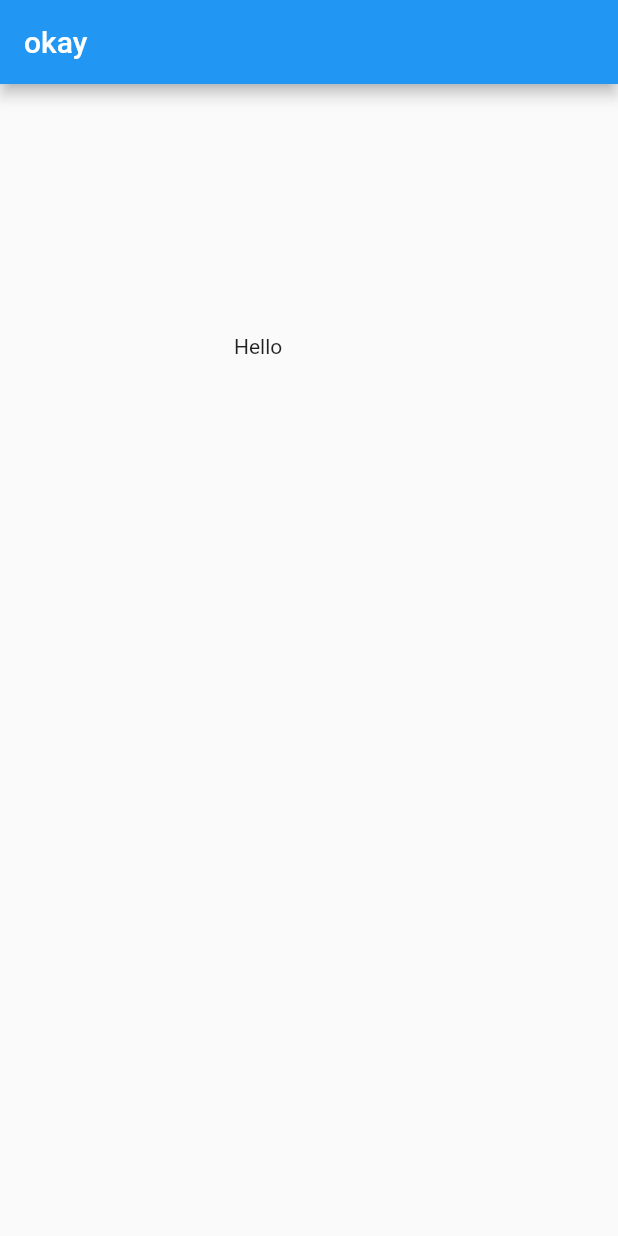
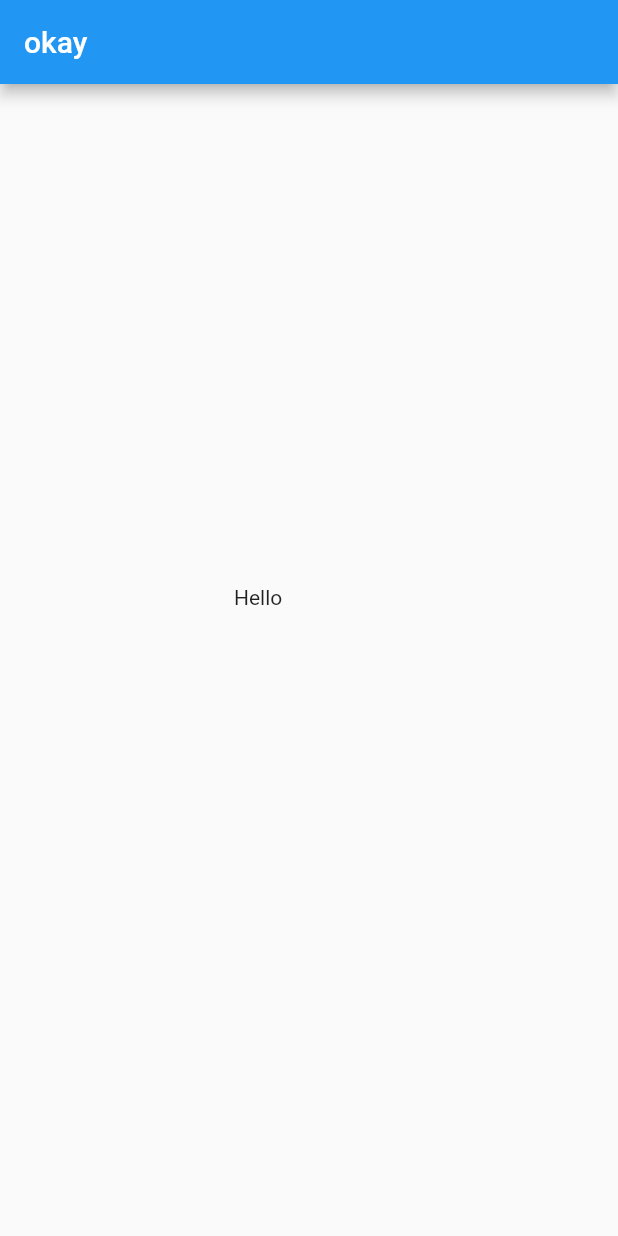
Before and after one commit to Godslovelee/chess_doc_commerce, a Flutter app: the screen it shows after launch, on a phone screen of 412 x 824 dp. Run offline on Flutter 3.47's test engine with Material 2 defaults, Android fonts, the phone set to English and light mode, and no system bars.

Commit message:
"adding spacers"

```diff
--- a/lib/main.dart
+++ b/lib/main.dart
@@ -35,23 +35,15 @@ class _MyHomePageState extends State<MyHomePage> {
         title: Text("okay"),
       ),
       body: Center(
-        child:
-        Column(
+        child: Column(
           children: [
             Spacer(),
-           Container(
-             width: 100,
-             height: 100,
-             child: Text(
-               "Hello"
-             ),
-
-           ),
-            Spacer(),
-            Spacer(),
-            Spacer(),
-
-
+            Container(
+              width: 100,
+              height: 100,
+              child: Text("Hello"),
+            ),
+            Spacer()
           ],
         ),
       ),
```
